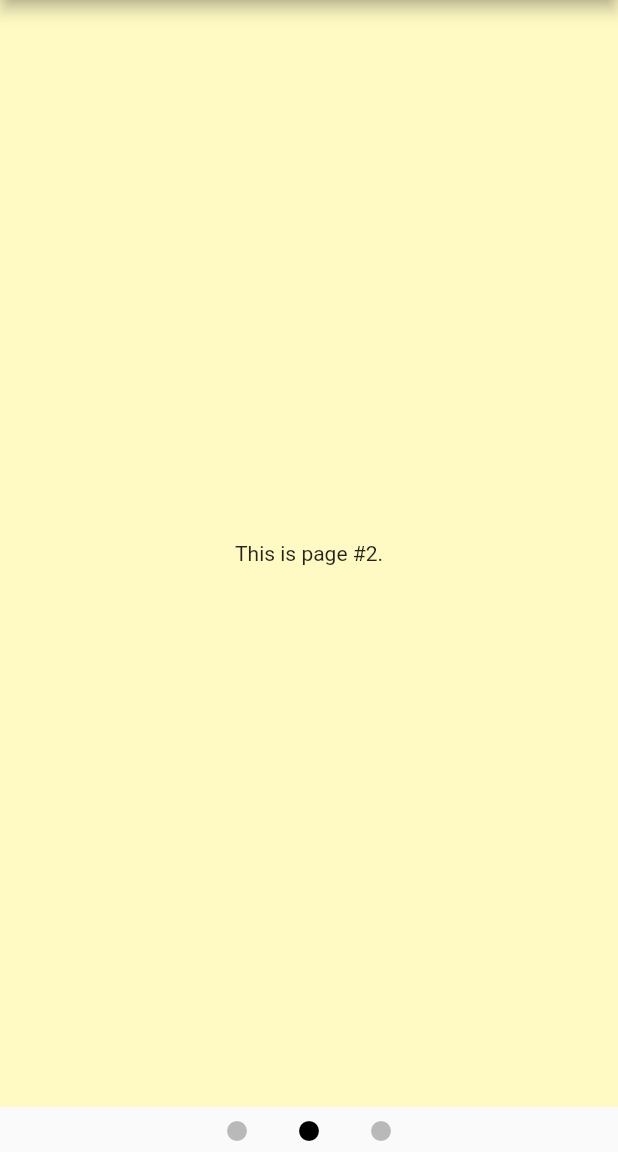
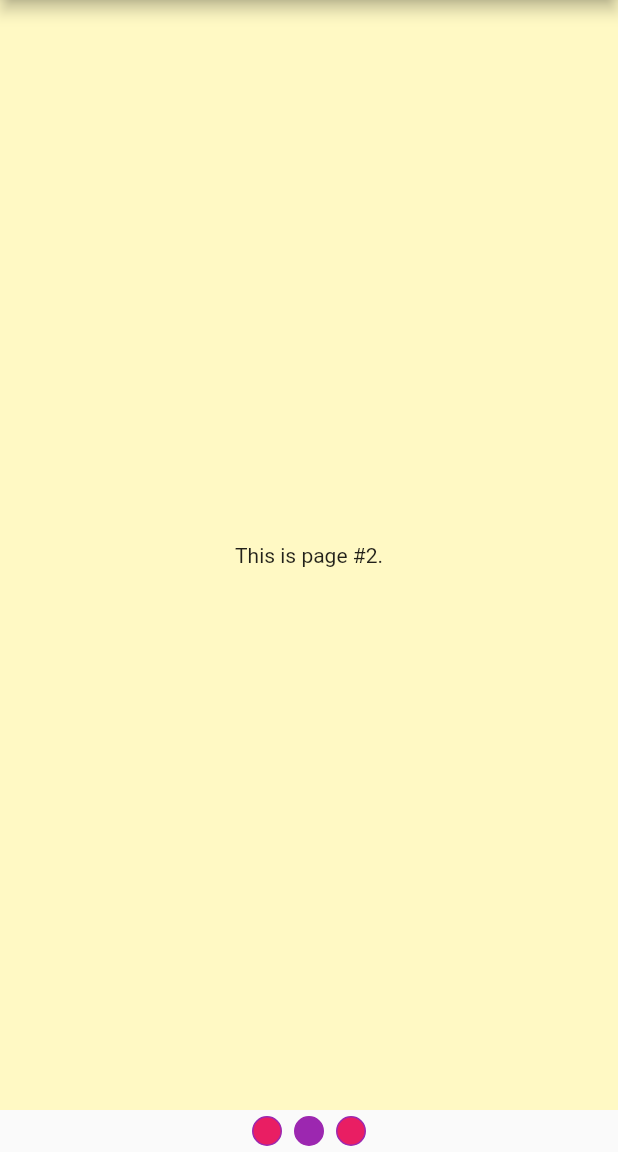
Before and after one commit to mvolkmann/flutter_pageview, a Flutter app: the screen it shows after launch, after a tap on the "arrow forward ios" icon, on a phone screen of 412 x 824 dp, the part 84-1236 px from its top. Run offline on Flutter 3.47's test engine with Material 2 defaults, Android fonts, the phone set to English and light mode, and no system bars.

```diff
--- a/lib/main.dart
+++ b/lib/main.dart
@@ -24,13 +24,21 @@ class Home extends StatefulWidget {
   State<Home> createState() => _HomeState();
 }
 
-class _HomeState extends State<Home> {
+// The mixin is required in order to set the TabController vsync argument.
+class _HomeState extends State<Home> with SingleTickerProviderStateMixin {
   final PageController _controller = PageController();
-  var _pageIndex = 0;
   final _pages = <Widget>[Page1(), Page2(), Page3()];
+  late TabController _tabController;
+
+  @override
+  void initState() {
+    super.initState();
+    _tabController = TabController(length: _pages.length, vsync: this);
+  }
 
   IconButton _buildButton(bool forward) {
-    var hide = forward ? _pageIndex >= _pages.length - 1 : _pageIndex == 0;
+    var index = _tabController.index;
+    var hide = forward ? index >= _pages.length - 1 : index == 0;
     var icon = forward ? Icons.arrow_forward_ios : Icons.arrow_back_ios;
     var method = forward ? _controller.nextPage : _controller.previousPage;
     return IconButton(
@@ -42,9 +50,15 @@ class _HomeState extends State<Home> {
                 curve: Curves.easeInOut,
                 duration: Duration(seconds: 1),
               );
-              setState(() => _pageIndex += forward ? 1 : -1);
+              setPageIndex(_tabController.index + (forward ? 1 : -1));
             },
     );
+  }
+
+  void setPageIndex(int pageIndex) {
+    setState(() {
+      _tabController.index = pageIndex;
+    });
   }
 
   @override
@@ -62,36 +76,15 @@ class _HomeState extends State<Home> {
               child: PageView(
                 children: _pages,
                 controller: _controller,
-                onPageChanged: (index) {
-                  setState(() => _pageIndex = index);
-                },
+                onPageChanged: setPageIndex,
                 //scrollDirection: Axis.vertical,
               ),
             ),
-            SizedBox(
-              child: Row(
-                mainAxisAlignment: MainAxisAlignment.center,
-                children: [
-                  for (var index = 0; index < _pages.length; index++)
-                    IconButton(
-                      icon: Icon(
-                        Icons.circle,
-                        color:
-                            index == _pageIndex ? Colors.black : Colors.black26,
-                        size: 16,
-                      ),
-                      onPressed: () {
-                        _controller.animateToPage(
-                          index,
-                          duration: Duration(seconds: 1),
-                          curve: Curves.easeInOut,
-                        );
-                        setState(() => _pageIndex = index);
-                      },
-                    ),
-                ],
-              ),
-              height: 30,
+            TabPageSelector(
+              color: Colors.pink,
+              controller: _tabController,
+              indicatorSize: 20,
+              selectedColor: Colors.purple,
             ),
           ],
         ),
```
